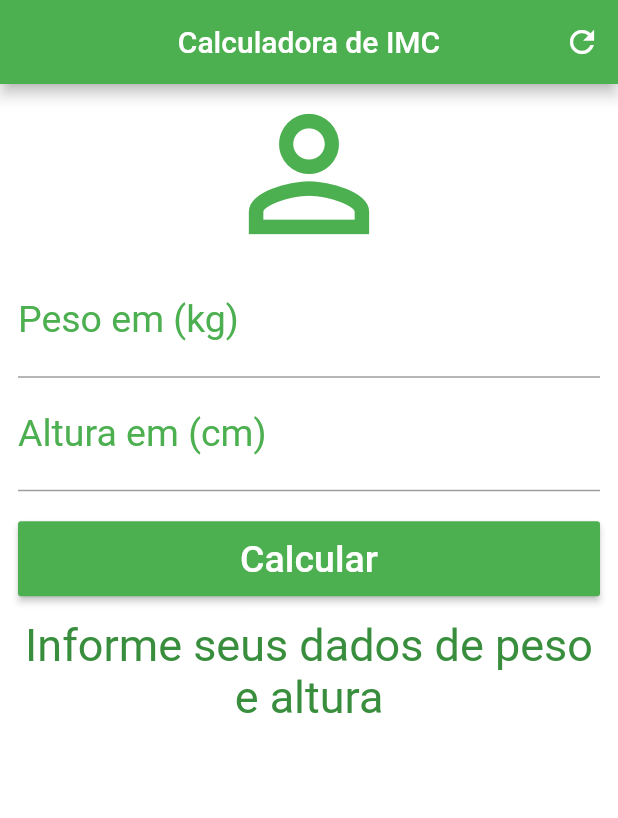
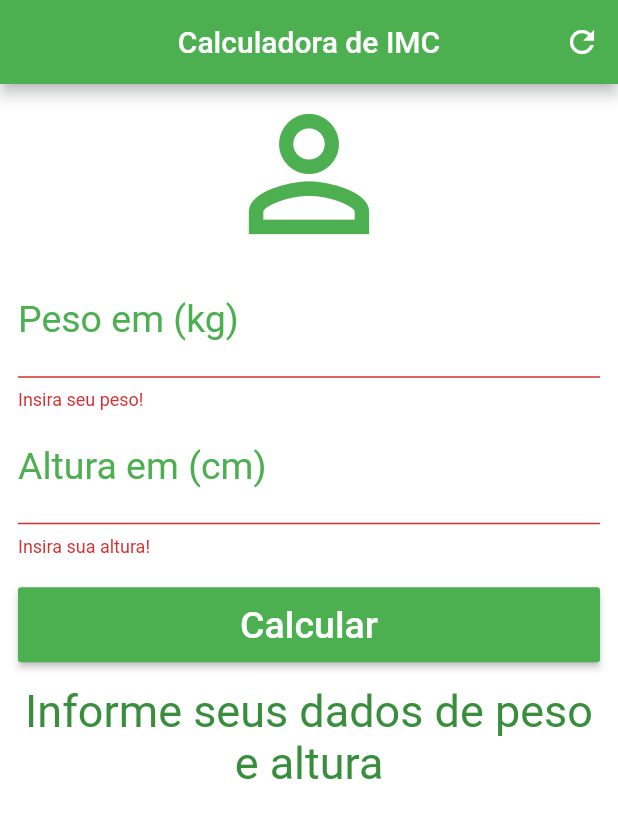
Before and after one commit to GuiKoerich/app-imc-calculator, a Flutter app: the screen it shows after launch, after a tap on "Calcular", on a phone screen of 412 x 824 dp. Shown: the top 818 px of the screen. Run offline on Flutter 3.47's test engine with Material 2 defaults, Android fonts, the phone set to English and light mode, and no system bars.

Commit message:
Project finished

```diff
--- a/lib/main.dart
+++ b/lib/main.dart
@@ -18,12 +18,15 @@ class _HomeState extends State<Home> {
   TextEditingController weightController = TextEditingController();
   TextEditingController heightController = TextEditingController();
 
+  GlobalKey<FormState> _formKey = GlobalKey<FormState>();
+
   void _resetFields() {
     weightController.text = '';
     heightController.text = '';
 
     setState(() {
       this._resultText = 'Informe seus dados de peso e altura';
+      this._formKey = GlobalKey<FormState>();
     });
   }
 
@@ -74,11 +77,13 @@ class _HomeState extends State<Home> {
       backgroundColor: Colors.white,
       body: SingleChildScrollView(
         padding: EdgeInsets.only(left: 12.0, right: 12.0),
+        child: Form(
+          key: _formKey,
           child: Column(
             crossAxisAlignment: CrossAxisAlignment.stretch,
             children: <Widget>[
               Icon(Icons.person_outline, size: 120.0, color: Colors.green),
-            TextField(
+              TextFormField(
                 keyboardType: TextInputType.number,
                 decoration: InputDecoration(
                   labelText: 'Peso em (kg)',
@@ -87,8 +92,13 @@ class _HomeState extends State<Home> {
                 textAlign: TextAlign.center,
                 style: TextStyle(color: Colors.green, fontSize: 25.0),
                 controller: weightController,
+                validator: (value) {
+                  if(value.isEmpty) {
+                    return 'Insira seu peso!';
+                  }
+                },
               ),
-            TextField(
+              TextFormField(
                 keyboardType: TextInputType.number,
                 decoration: InputDecoration(
                   labelText: 'Altura em (cm)',
@@ -97,13 +107,22 @@ class _HomeState extends State<Home> {
                 textAlign: TextAlign.center,
                 style: TextStyle(color: Colors.green, fontSize: 25.0),
                 controller: heightController,
+                validator: (value) {
+                  if(value.isEmpty) {
+                    return 'Insira sua altura!';
+                  }
+                },
               ),
               Padding(
                 padding: EdgeInsets.only(top: 20.0, bottom: 15.0),
                 child: Container(
                   height: 50.0,
                   child: RaisedButton(
-                  onPressed: _calculate,
+                    onPressed: () => {
+                      if(_formKey.currentState.validate()) {
+                        this._calculate()
+                      }
+                    },
                     child: Text('Calcular', style: TextStyle(color: Colors.white, fontSize: 25.0)),
                     color: Colors.green,
                   ),
@@ -117,6 +136,7 @@ class _HomeState extends State<Home> {
             ],
           ),
         ),
+      ),
     );
   }
 }
```
Lines whose indentation alone changed are shown as unchanged.
